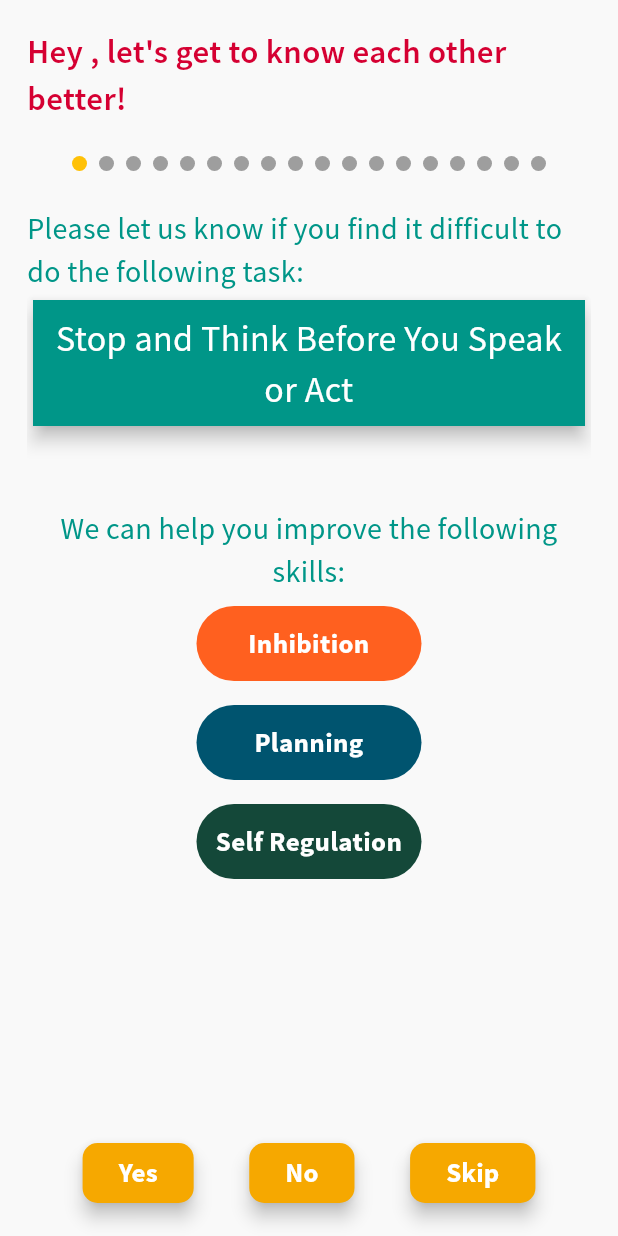
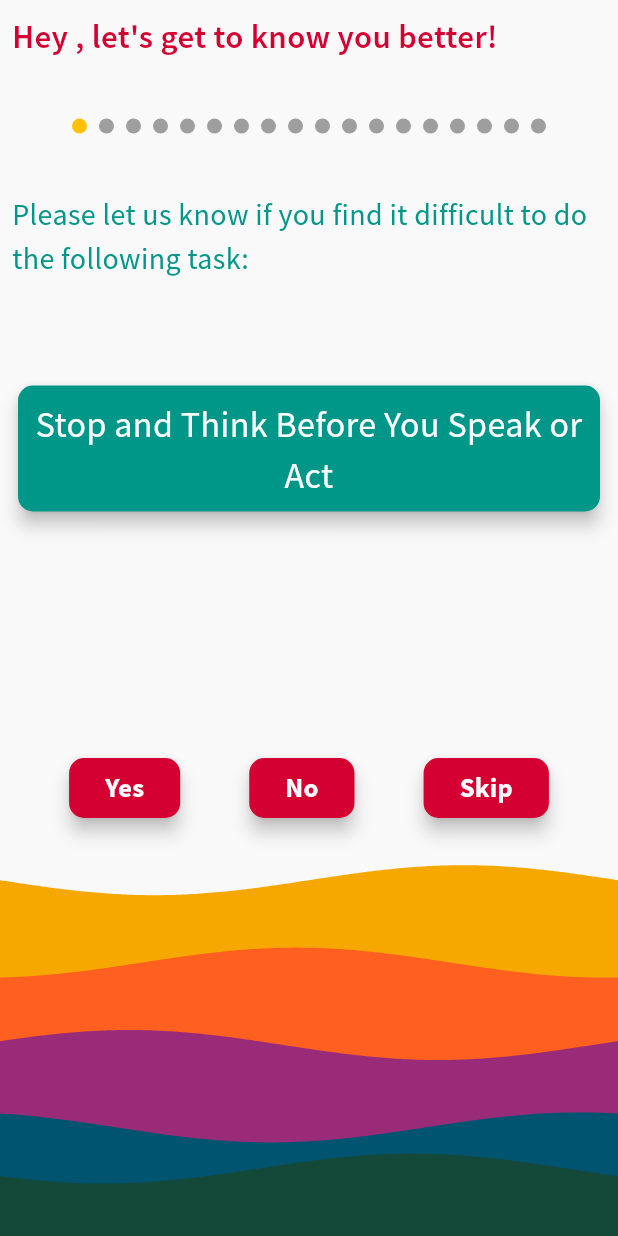
Before and after one commit to JohnNixon6972/EPIC-Think-Learn, a Flutter app: the StrenghtsDifficulties screen opened directly with empty values, on a phone screen of 412 x 824 dp. Run offline on Flutter 3.47's test engine with Material 3 defaults, Android fonts, the phone set to English and light mode, and no system bars; drawn by our look-alikes of flutter_animate, wave; our stand-ins replace animated_text_kit, cached_network_image, cloud_firestore, confetti, date_picker_timeline, firebase_auth and 17 more; missing offline and left inert: circular_reveal_animation, morphable_shape, spring; accounts and stored records are empty; network calls fail.

Commit message:
update frontend of Strength dificulites screen, add a pie chart to display the results and give insights about the executive functions

```diff
--- a/epic/lib/features/account/pages/stenghts_difficulties.dart
+++ b/epic/lib/features/account/pages/stenghts_difficulties.dart
@@ -1,10 +1,13 @@
 // ignore_for_file: public_member_api_docs, sort_constructors_first
 import 'package:epic/cores/app_constants.dart';
+import 'package:epic/features/auth/pages/backgroundAnimation.dart';
 import 'package:epic/features/auth/repository/user_data_service.dart';
 import 'package:epic/features/strategies/strategies.dart';
 import 'package:flutter/material.dart';
 import 'package:flutter_animate/flutter_animate.dart';
 import 'package:flutter_riverpod/flutter_riverpod.dart';
+import 'package:get_storage/get_storage.dart';
+import 'package:pie_chart/pie_chart.dart';
 import 'package:spring/spring.dart';
 
 final formKey = GlobalKey<FormState>();
@@ -32,11 +35,35 @@ class _StrenghtsDifficultiesState extends ConsumerState<StrenghtsDifficulties> {
 
   final Map<Strategies, int> _strategiesToImprove = {};
   final List<Difficulties> difficulties = Difficulties.values;
+  Map<String, double> dataMap = {
+    'Memory': 0,
+    'Inhibition': 0,
+    'Attention': 0,
+    'Planning': 0,
+    'Self Regulation': 0
+  };
+
+  Map<String, String> definitions = {
+    'Memory':
+        'Memory: Mental workspace where you\nhold and organise information for a brief\ntime.',
+    'Inhibition':
+        'Inhibition: Avoiding distractions,\nresisting temptation and generally\ncontrolling your responses.',
+    'Attention':
+        'Attention: Involves sustaining, focusing\nand dividing attention or being flexible\nin your thinking.',
+    'Planning':
+        'Planning: The ability to think ahead and\nconsider what you need / what should\nbe done.',
+    'Self Regulation':
+        'Self Regulation: Being able to recognise\nand monitor task demands and to\nrespond appropriately and flexibly.'
+  };
 
   void _handleYes() {
     for (var strategy in difficulties[_currentIndex].areaOfImprovement) {
       if (_strategiesToImprove.containsKey(strategy)) {
         _strategiesToImprove[strategy] = _strategiesToImprove[strategy]! + 1;
+        _strategiesToImprove[strategy] == null
+            ? dataMap[strategy.name] = 0
+            : dataMap[strategy.name] =
+                _strategiesToImprove[strategy]!.toDouble();
       } else {
         _strategiesToImprove[strategy] = 1;
       }
@@ -85,8 +112,6 @@ class _StrenghtsDifficultiesState extends ConsumerState<StrenghtsDifficulties> {
     return Scaffold(
       backgroundColor: AppConstants.primaryBackgroundColor,
       body: SafeArea(
-        child: Padding(
-          padding: const EdgeInsets.all(18.0),
         child: Column(
           crossAxisAlignment: CrossAxisAlignment.start,
           children: AnimateList(
@@ -101,18 +126,36 @@ class _StrenghtsDifficultiesState extends ConsumerState<StrenghtsDifficulties> {
                     duration: 500.ms,
                   ),
                 ],
-                  child: Text(
-                    "Hey ${widget.displayName}, let's get to know each other better!",
+                child: Padding(
+                    padding: const EdgeInsets.all(8.0),
+                    child: _currentIndex == difficulties.length
+                        ? const Text(
+                            "We will tailor your experience based on your strengths!",
+                            textAlign: TextAlign.center,
+                            style: TextStyle(
+                              color: AppConstants.secondaryBackgroundColor,
+                              fontSize: 19,
+                              fontWeight: FontWeight.w700,
+                              letterSpacing: 2,
+                            ),
+                          )
+                        : Text(
+                            "Hey ${widget.displayName}, let's get to know you better!",
                             style: const TextStyle(
                               color: AppConstants.primaryColor,
                               fontSize: 22,
                               fontWeight: FontWeight.w600,
                             ),
+                          )),
               ),
-                ),
-                const SizedBox(height: 10),
-                const SizedBox(height: 10),
-                Row(
+              const SizedBox(height: 20),
+              _currentIndex == difficulties.length
+                  ? const Center()
+                  : Column(
+                      children: [
+                        Padding(
+                          padding: const EdgeInsets.all(8.0),
+                          child: Row(
                             mainAxisAlignment: MainAxisAlignment.center,
                             children: [
                               for (var i = 0; i < difficulties.length; i++)
@@ -131,8 +174,13 @@ class _StrenghtsDifficultiesState extends ConsumerState<StrenghtsDifficulties> {
                                 ),
                             ],
                           ),
-                const SizedBox(height: 20),
-                const Text(
+                        ),
+                        const SizedBox(
+                          height: 20,
+                        ),
+                        const Padding(
+                          padding: EdgeInsets.all(8.0),
+                          child: Text(
                             "Please let us know if you find it difficult to do the following task:",
                             style: TextStyle(
                               color: AppConstants.tertiaryColor,
@@ -140,23 +188,53 @@ class _StrenghtsDifficultiesState extends ConsumerState<StrenghtsDifficulties> {
                               fontWeight: FontWeight.w500,
                             ),
                           ),
-                Expanded(
+                        ),
+                      ],
+                    ),
+              Flexible(
                 child: _currentIndex == difficulties.length
                     ? Center(
                         child: Column(
                           mainAxisAlignment: MainAxisAlignment.center,
                           children: [
-                              const Text(
-                                "We will tailor your experience based on your strengths!",
-                                textAlign: TextAlign.center,
-                                style: TextStyle(
-                                  color: AppConstants.tertiaryColor,
-                                  fontSize: 24,
-                                  fontWeight: FontWeight.bold,
-                                  letterSpacing: 2,
+                            PieChart(
+                              dataMap: dataMap,
+                              chartRadius:
+                                  MediaQuery.of(context).size.width / 1.85,
+                              chartLegendSpacing: 10,
+                              animationDuration: const Duration(seconds: 2),
+                              emptyColor: AppConstants.secondaryColor,
+                              initialAngleInDegree: 0,
+                              chartValuesOptions: const ChartValuesOptions(
+                                decimalPlaces: 0,
+                                chartValueBackgroundColor:
+                                    AppConstants.primaryTextColor,
+                                chartValueStyle: TextStyle(
+                                    color: AppConstants.secondaryTextColor,
+                                    fontSize: 16,
+                                    fontWeight: FontWeight.w500),
+                                showChartValueBackground: true,
                               ),
+                              legendLabels: definitions,
+                              legendOptions: const LegendOptions(
+                                legendPosition: LegendPosition.bottom,
+                                legendTextStyle: TextStyle(
+                                  overflow: TextOverflow.ellipsis,
+                                  color: AppConstants.primaryColor,
+                                  fontSize: 17,
+                                  fontWeight: FontWeight.w600,
                                 ),
-                              const SizedBox(height: 20),
+                                legendShape: BoxShape.rectangle,
+                                showLegends: true,
+                              ),
+                              colorList: const [
+                                AppConstants.attentionColor,
+                                AppConstants.inhibitionColor,
+                                AppConstants.planningColor,
+                                AppConstants.memoryColor,
+                                AppConstants.selfregulationColor
+                              ],
+                            ),
                             Center(
                               child: Spring.bubbleButton(
                                 onTap: _onSubmit,
@@ -164,12 +242,13 @@ class _StrenghtsDifficultiesState extends ConsumerState<StrenghtsDifficulties> {
                                   color: Colors.transparent,
                                   elevation: 5,
                                   shadowColor:
-                                        AppConstants.primaryButtonColor,
+                                      AppConstants.secondaryBackgroundColor,
                                   child: Container(
                                     height: 50,
                                     width: 150,
                                     decoration: BoxDecoration(
-                                        color: AppConstants.primaryButtonColor,
+                                      color:
+                                          AppConstants.secondaryBackgroundColor,
                                       borderRadius: BorderRadius.circular(5),
                                     ),
                                     child: const Center(
@@ -177,8 +256,7 @@ class _StrenghtsDifficultiesState extends ConsumerState<StrenghtsDifficulties> {
                                         'Let`s go!',
                                         style: TextStyle(
                                           fontSize: 22,
-                                            color:
-                                                AppConstants.primaryTextColor,
+                                          color: AppConstants.primaryTextColor,
                                           fontWeight: FontWeight.bold,
                                         ),
                                       ),
@@ -204,12 +282,17 @@ class _StrenghtsDifficultiesState extends ConsumerState<StrenghtsDifficulties> {
                           });
                         },
                         itemBuilder: (context, index) {
-                            return Column(
+                          return Padding(
+                            padding: const EdgeInsets.all(8.0),
+                            child: Column(
                               crossAxisAlignment: CrossAxisAlignment.start,
                               children: [
+                                const SizedBox(
+                                  height: 50,
+                                ),
                                 Card(
                                   shape: RoundedRectangleBorder(
-                                    borderRadius: BorderRadius.circular(0),
+                                    borderRadius: BorderRadius.circular(10),
                                   ),
                                   elevation: 5,
                                   color: AppConstants.tertiaryColor,
@@ -228,63 +311,68 @@ class _StrenghtsDifficultiesState extends ConsumerState<StrenghtsDifficulties> {
                                     ),
                                   ),
                                 ),
-                                const SizedBox(height: 50),
-                                const Text(
-                                  'We can help you improve the following skills: ',
-                                  style: TextStyle(
-                                    fontSize: 20,
-                                    fontWeight: FontWeight.w500,
-                                    color: AppConstants.tertiaryColor,
+                                // const SizedBox(
+                                //   height: 50,
+                                // ),
+                                // const Text(
+                                //   'We can help you improve the following skills: ',
+                                //   style: TextStyle(
+                                //     fontSize: 20,
+                                //     fontWeight: FontWeight.w500,
+                                //     color: AppConstants.tertiaryColor,
+                                //   ),
+                                //   textAlign: TextAlign.center,
+                                // ),
+                                // for (var strategy
+                                //     in difficulties[index].areaOfImprovement)
+                                //   Center(
+                                //     child: Padding(
+                                //       padding: const EdgeInsets.all(8.0),
+                                //       child: Container(
+                                //         height: 50,
+                                //         width: 150,
+                                //         decoration: BoxDecoration(
+                                //           borderRadius:
+                                //               BorderRadius.circular(50),
+                                //           color: strategy.name == 'Memory'
+                                //               ? AppConstants.memoryColor
+                                //               : strategy.name == 'Inhibition'
+                                //                   ? AppConstants.inhibitionColor
+                                //                   : strategy.name == 'Attention'
+                                //                       ? AppConstants
+                                //                           .attentionColor
+                                //                       : strategy.name ==
+                                //                               'Planning'
+                                //                           ? AppConstants
+                                //                               .planningColor
+                                //                           : AppConstants
+                                //                               .selfregulationColor,
+                                //         ),
+                                //         child: Center(
+                                //           child: Text(
+                                //             strategy.name,
+                                //             style: const TextStyle(
+                                //               fontSize: 18,
+                                //               fontWeight: FontWeight.bold,
+                                //               color:
+                                //                   AppConstants.primaryTextColor,
+                                //             ),
+                                //             textAlign: TextAlign.center,
+                                //           ),
+                                //         ),
+                                //       ),
+                                //     ),
+                                //   ),
+                              ],
                             ),
-                                  textAlign: TextAlign.center,
-                                ),
-                                for (var strategy
-                                    in difficulties[index].areaOfImprovement)
-                                  Center(
-                                    child: Padding(
-                                      padding: const EdgeInsets.all(8.0),
-                                      child: Container(
-                                        height: 50,
-                                        width: 150,
-                                        decoration: BoxDecoration(
-                                          borderRadius:
-                                              BorderRadius.circular(50),
-                                          color: strategy.name == 'Memory'
-                                              ? AppConstants.memoryColor
-                                              : strategy.name == 'Inhibition'
-                                                  ? AppConstants.inhibitionColor
-                                                  : strategy.name == 'Attention'
-                                                      ? AppConstants
-                                                          .attentionColor
-                                                      : strategy.name ==
-                                                              'Planning'
-                                                          ? AppConstants
-                                                              .planningColor
-                                                          : AppConstants
-                                                              .selfregulationColor,
-                                        ),
-                                        child: Center(
-                                          child: Text(
-                                            strategy.name,
-                                            style: const TextStyle(
-                                              fontSize: 18,
-                                              fontWeight: FontWeight.bold,
-                                              color:
-                                                  AppConstants.primaryTextColor,
-                                            ),
-                                            textAlign: TextAlign.center,
-                                          ),
-                                        ),
-                                      ),
-                                    ),
-                                  ),
-                              ],
                           );
                         },
                       ),
               ),
               _currentIndex != difficulties.length
-                    ? Row(
+                  ? Column(
+                      children: [
+                        Row(
                           mainAxisAlignment: MainAxisAlignment.spaceEvenly,
                           children: [
                             ElevatedButton(
@@ -297,7 +385,8 @@ class _StrenghtsDifficultiesState extends ConsumerState<StrenghtsDifficulties> {
                                 ),
                                 elevation: WidgetStateProperty.all(5),
                                 backgroundColor: WidgetStateProperty.all<Color>(
-                                  AppConstants.primaryButtonColor),
+                                  AppConstants.primaryColor,
+                                ),
                               ),
 
                               onPressed: _handleYes, // Handle Yes action
@@ -323,7 +412,7 @@ class _StrenghtsDifficultiesState extends ConsumerState<StrenghtsDifficulties> {
                                 ),
                                 elevation: WidgetStateProperty.all(5),
                                 backgroundColor: WidgetStateProperty.all<Color>(
-                                  AppConstants.primaryButtonColor),
+                                    AppConstants.primaryColor),
                               ),
                               onPressed: () {
                                 _nextPage();
@@ -349,7 +438,8 @@ class _StrenghtsDifficultiesState extends ConsumerState<StrenghtsDifficulties> {
                                 ),
                                 elevation: WidgetStateProperty.all(5),
                                 backgroundColor: WidgetStateProperty.all<Color>(
-                                  AppConstants.primaryButtonColor),
+                                  AppConstants.primaryColor,
+                                ),
                               ),
                               onPressed: _nextPage, // Handle No action
                               child: const Center(
@@ -364,13 +454,18 @@ class _StrenghtsDifficultiesState extends ConsumerState<StrenghtsDifficulties> {
                               ),
                             ),
                           ],
+                        ),
+                        SizedBox(
+                          height: MediaQuery.of(context).size.height / 3,
+                          child: const Background(),
+                        ),
+                      ],
                     )
                   : const Center(),
             ],
           ),
         ),
       ),
-      ),
     );
   }
 }
--- a/epic/lib/features/auth/pages/backgroundAnimation.dart
+++ b/epic/lib/features/auth/pages/backgroundAnimation.dart
@@ -15,9 +15,9 @@ class Background extends StatelessWidget {
   ];
 
   static const _heightPercentages = [
-    0.4,
+    0.1,
+    0.3,
     0.5,
-    0.6,
     0.7,
     0.8,
   ];
@@ -38,7 +38,7 @@ class Background extends StatelessWidget {
         durations: _durations,
         heightPercentages: _heightPercentages,
       ),
-      backgroundColor: AppConstants.primaryBackgroundColor,
+      backgroundColor: Colors.transparent,
       size: const Size(double.infinity, double.infinity),
       waveAmplitude: 0,
     );
--- a/epic/lib/features/auth/pages/login_page.dart
+++ b/epic/lib/features/auth/pages/login_page.dart
@@ -1,4 +1,3 @@
-import 'package:animated_text_kit/animated_text_kit.dart';
 import 'package:epic/cores/app_constants.dart';
 import 'package:epic/features/auth/pages/backgroundAnimation.dart';
 import 'package:epic/features/auth/repository/auth_service.dart';
@@ -98,7 +97,7 @@ class LoginPage extends ConsumerWidget {
               height: MediaQuery.of(context).size.height / 2,
               child: Stack(
                 children: [
-                  Background(),
+                  SizedBox(child: Background()),
                   Center(
                     child: Column(
                       children: [
--- a/epic/pubspec.yaml
+++ b/epic/pubspec.yaml
@@ -61,6 +61,7 @@ dependencies:
   get_storage: ^2.1.1
   timezone: ^0.9.4
   wave: ^0.2.2
+  pie_chart: ^5.4.0
 
   google_fonts: ^6.2.1
   flutter_svg: ^2.0.10+1
```
Also changed, not shown: epic/pubspec.lock. Lines whose indentation alone changed are shown as unchanged.
